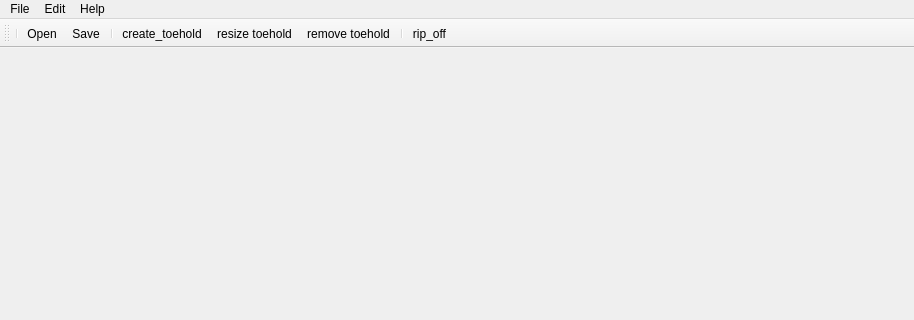
Qt form bin/ui_window.ui (amylittleyang/OtraCAD) before a commit; both pictures show x 0 to 914 and y 0 to 320 of the 914 by 680 pixel window.
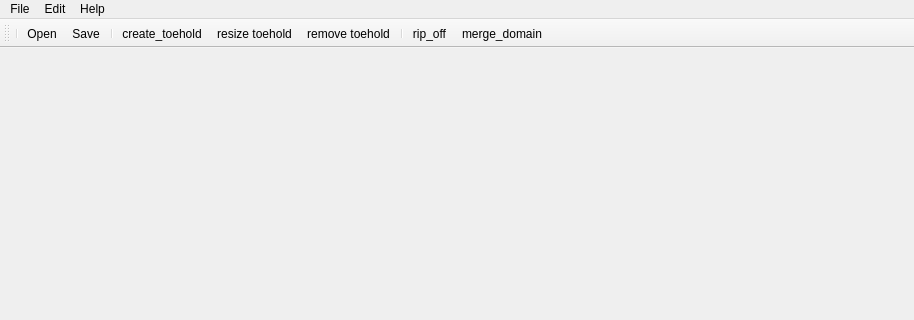
The same form after that commit. Icons and pictures are not drawn.

Commit message: actionMerge_domain added; can merge any two consecutive domain, with or w/o toehold attached. Issues: can't undo/redo -- need to create separate command; can't delete toehold after merging two domains w/ toeholds attached; need to add constraints to accept action only for two consecutive domains

What changed in the file:
```diff
--- a/bin/ui_window.ui
+++ b/bin/ui_window.ui
@@ -73,6 +73,7 @@
    <addaction name="actionRemove_toehold"/>
    <addaction name="separator"/>
    <addaction name="actionRip_off"/>
+   <addaction name="actionMerge_domain"/>
   </widget>
   <action name="actionRecent_File">
    <property name="text">
@@ -240,6 +241,11 @@
     <string>rip off strand</string>
    </property>
   </action>
+  <action name="actionMerge_domain">
+   <property name="text">
+    <string>merge_domain</string>
+   </property>
+  </action>
  </widget>
  <resources>
   <include location="images/SaveIcon.qrc"/>
```
The commit also changes 8 other files.
